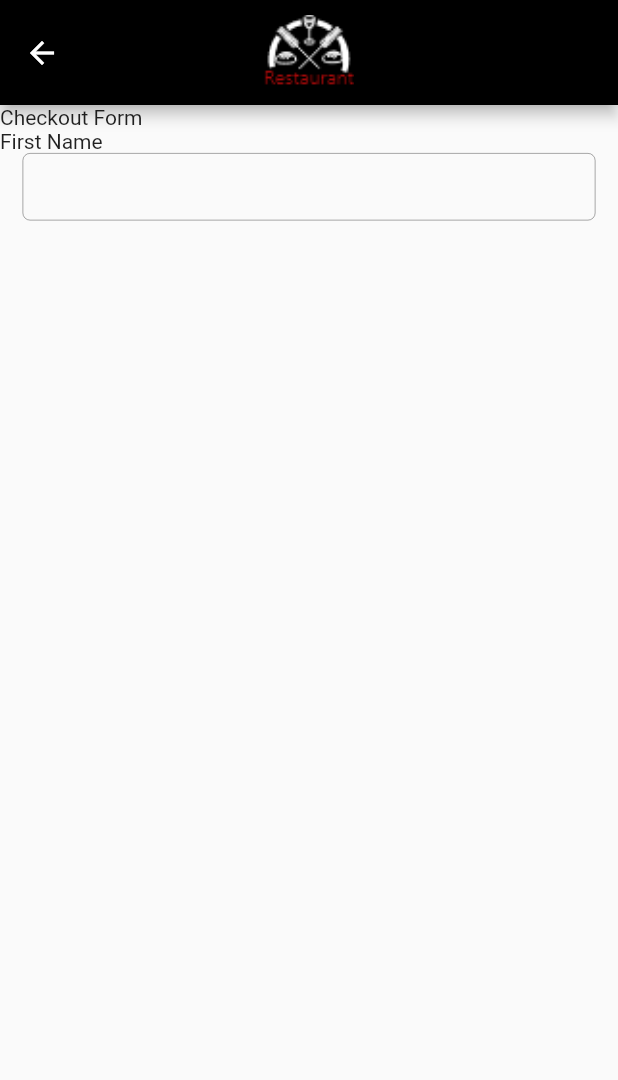
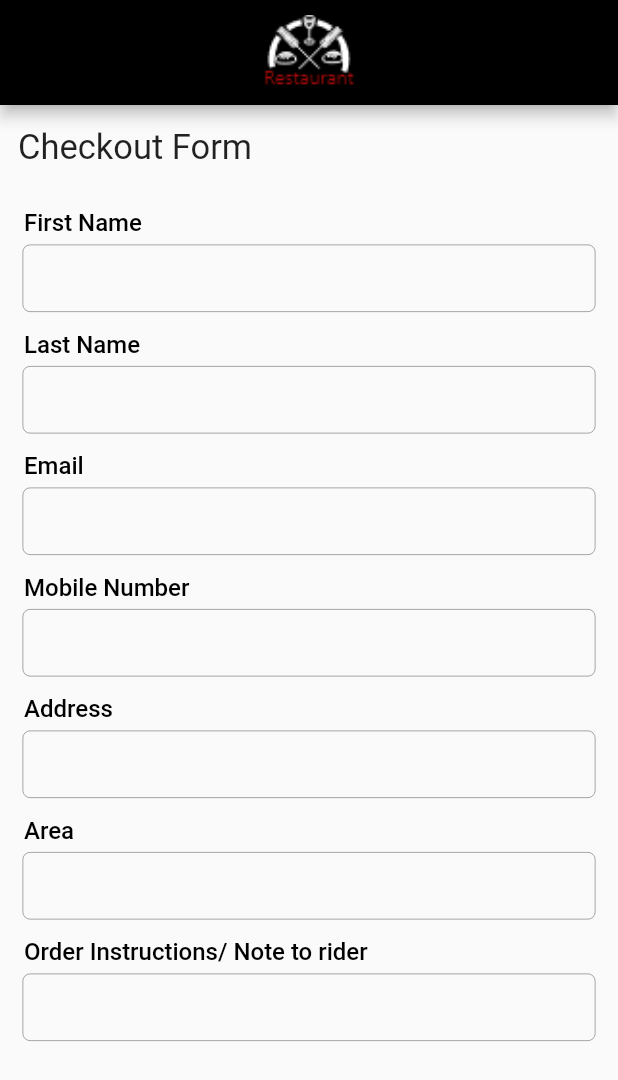
Before and after one commit to MohammadAzeem7890/FoodPanda, a Flutter app: the CheckOutForm screen opened directly, on a phone screen of 412 x 824 dp. Shown: the top 1080 px of the screen. Run offline on Flutter 3.47's test engine with Material 2 defaults, Android fonts, the phone set to English and light mode, and no system bars.

Commit message:
Form completed, it's time for cart

```diff
--- a/lib/View/Design/CheckOutForm.dart
+++ b/lib/View/Design/CheckOutForm.dart
@@ -1,6 +1,11 @@
 import 'package:flutter/material.dart';
+import 'package:foodpanda/View/components/PrimaryLabel.dart';
 import 'package:foodpanda/View/components/appBar.dart';
 import 'package:foodpanda/View/components/primaryTextField.dart';
+
+void main() => runApp(MaterialApp(
+      home: CheckOutForm(),
+    ));
 
 class CheckOutForm extends StatefulWidget {
   @override
@@ -8,13 +13,13 @@ class CheckOutForm extends StatefulWidget {
 }
 
 class _CheckOutFormState extends State<CheckOutForm> {
-
   TextEditingController firstName = new TextEditingController();
   TextEditingController lastName = new TextEditingController();
   TextEditingController email = new TextEditingController();
   TextEditingController mobileNumber = new TextEditingController();
   TextEditingController address = new TextEditingController();
   TextEditingController otherInstructions = new TextEditingController();
+  TextEditingController area = new TextEditingController();
 
   @override
   Widget build(BuildContext context) {
@@ -27,11 +32,64 @@ class _CheckOutFormState extends State<CheckOutForm> {
         child: Column(
           crossAxisAlignment: CrossAxisAlignment.start,
           children: [
-            Text("Checkout Form"),
-            Text("First Name"),
+            Padding(
+              padding: const EdgeInsets.symmetric(horizontal: 12, vertical: 15),
+              child: Text(
+                "Checkout Form",
+                style: TextStyle(fontSize: 23),
+              ),
+            ),
+            PrimaryLabel(
+              label: "First Name",
+            ),
             PrimaryTextField(
               controller: firstName,
-              placeholder: "First Name",
+              placeholder: "Please Enter First Name",
+            ),
+            PrimaryLabel(
+              label: "Last Name",
+            ),
+            PrimaryTextField(
+              controller: lastName,
+              placeholder: "Please Enter Last Name",
+            ),
+            PrimaryLabel(
+              label: "Email",
+            ),
+            PrimaryTextField(
+              controller: email,
+              placeholder: "Please Enter Email",
+            ),
+            PrimaryLabel(
+              label: "Mobile Number",
+            ),
+            PrimaryTextField(
+              controller: mobileNumber,
+              placeholder: "03XXXXXXXXX",
+            ),
+            PrimaryLabel(
+              label: "Address",
+            ),
+            PrimaryTextField(
+              controller: area,
+              placeholder: "Please Select Delivery Area",
+            ),
+            PrimaryLabel(
+              label: "Area",
+            ),
+            PrimaryTextField(
+              controller: address,
+              placeholder: "Please Enter Street Address",
+            ),
+            PrimaryLabel(
+              label: "Order Instructions/ Note to rider",
+            ),
+            PrimaryTextField(
+              controller: otherInstructions,
+              placeholder:
+                  "Please Enter Order Instructions/                          "
+                  "Note to rider",
+              maxLines: 2,
             ),
           ],
         ),
--- a/lib/View/components/DealsMenu.dart
+++ b/lib/View/components/DealsMenu.dart
@@ -3,7 +3,12 @@ import 'package:flutter/material.dart';
 import 'package:foodpanda/View/Design/CheckOutForm.dart';
 import 'package:foodpanda/View/components/ItemCard.dart';
 
-class DealsMenu extends StatelessWidget {
+class DealsMenu extends StatefulWidget {
+  @override
+  _DealsMenuState createState() => _DealsMenuState();
+}
+
+class _DealsMenuState extends State<DealsMenu> {
   @override
   Widget build(BuildContext context) {
     return Scaffold(
@@ -19,17 +24,13 @@ class DealsMenu extends StatelessWidget {
                     width: MediaQuery.of(context).size.width,
                     child: InkWell(
                       onTap: () {
-                        Navigator.push(
-                            context,
-                            MaterialPageRoute(
-                                builder: (context) => CheckOutForm()));
                       },
                       child: ItemCard(
-                        imageName: "assets/images/Splash logo.png",
+                        imageName: "assets/images/Splash logo.png" == null ? CircularProgressIndicator(): 'assets/images/Splash logo.png',
                         fit: BoxFit.scaleDown,
                         cardTitle: "Chicken Cheese Roll",
                         cardDescription:
-                            "mouth watering chicken cheese roll with special sauce",
+                        "mouth watering chicken cheese roll with special sauce",
                         oldPrice: 400,
                         newPrice: 300,
                       ),
--- /dev/null
+++ b/lib/View/components/PrimaryLabel.dart
@@ -0,0 +1,15 @@
+import 'package:flutter/material.dart';
+
+class PrimaryLabel extends StatelessWidget {
+
+  final String label;
+  PrimaryLabel({this.label});
+
+  @override
+  Widget build(BuildContext context) {
+    return Padding(
+      padding: const EdgeInsets.only(left: 16, right: 16, top: 12, bottom: 5),
+      child: Text(label, style: TextStyle(fontSize: 16, color: Colors.black, fontWeight: FontWeight.w500),),
+    );
+  }
+}
--- a/lib/View/components/RollsMenu.dart
+++ b/lib/View/components/RollsMenu.dart
@@ -3,7 +3,12 @@ import 'package:foodpanda/View/Design/CheckOutForm.dart';
 import 'package:foodpanda/View/components/ItemCard.dart';
 import 'package:foodpanda/View/components/primaryTextField.dart';
 
-class RollsMenu extends StatelessWidget {
+class RollsMenu extends StatefulWidget {
+  @override
+  _RollsMenuState createState() => _RollsMenuState();
+}
+
+class _RollsMenuState extends State<RollsMenu> {
   @override
   Widget build(BuildContext context) {
     return Scaffold(
@@ -20,7 +25,6 @@ class RollsMenu extends StatelessWidget {
                       width: MediaQuery.of(context).size.width,
                       child: InkWell(
                           onTap: (){
-                        Navigator.push(context, MaterialPageRoute(builder: (context) => CheckOutForm()));
                           },
                           child: ItemCard(
                             imageName: 'assets/images/Item.png',
--- a/lib/View/components/primaryTextField.dart
+++ b/lib/View/components/primaryTextField.dart
@@ -4,8 +4,9 @@ class PrimaryTextField extends StatelessWidget {
 
   TextEditingController controller = new TextEditingController();
   String placeholder;
+  int maxLines;
 
-  PrimaryTextField({this.placeholder, this.controller});
+  PrimaryTextField({this.placeholder, this.controller, this.maxLines});
 
   @override
   Widget build(BuildContext context) {
@@ -15,11 +16,13 @@ class PrimaryTextField extends StatelessWidget {
           height: 45,
           width: MediaQuery.of(context).size.width,
           child: TextField(
+            maxLines: maxLines,
             decoration: new InputDecoration(
               contentPadding: const EdgeInsets.only(top: 8, left: 20),
               hintText: placeholder,
                 hintStyle: TextStyle(
                   color: Colors.black54,
+                  fontSize: 14
                 ),
                 enabledBorder: new OutlineInputBorder(
                   borderRadius: BorderRadius.circular(5),
--- a/pubspec.yaml
+++ b/pubspec.yaml
@@ -40,7 +40,6 @@ dev_dependencies:
 flutter:
   assets:
     - assets/images/
-
   # The following line ensures that the Material Icons font is
   # included with your application, so that you can use the icons in
   # the material Icons class.
```
Lines whose indentation alone changed are shown as unchanged.
